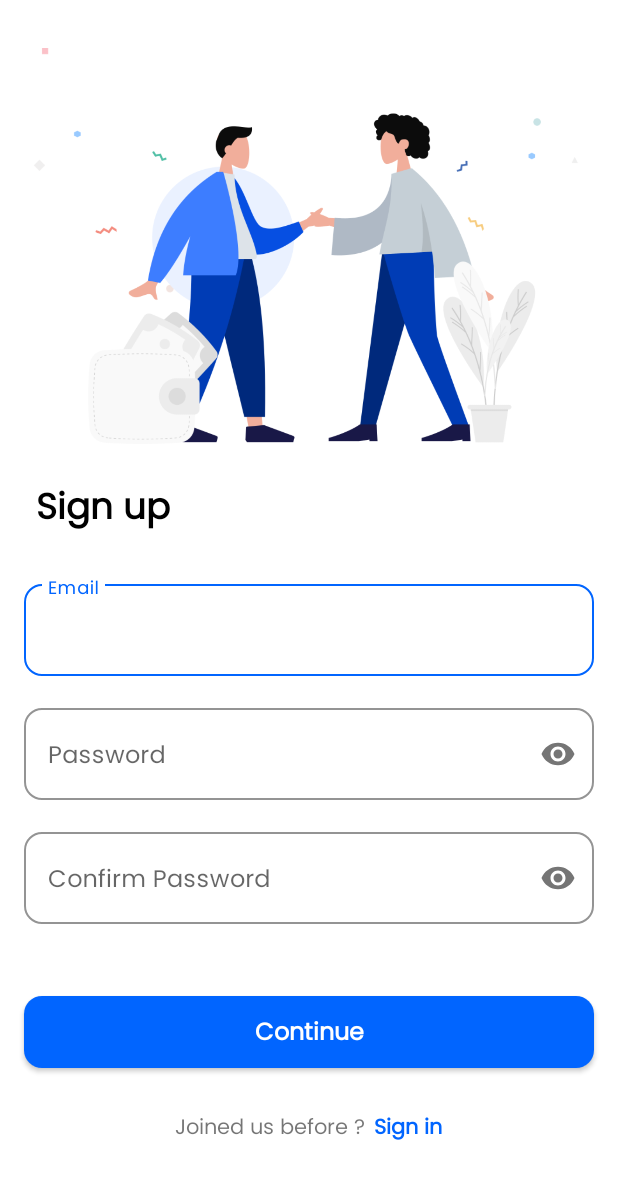
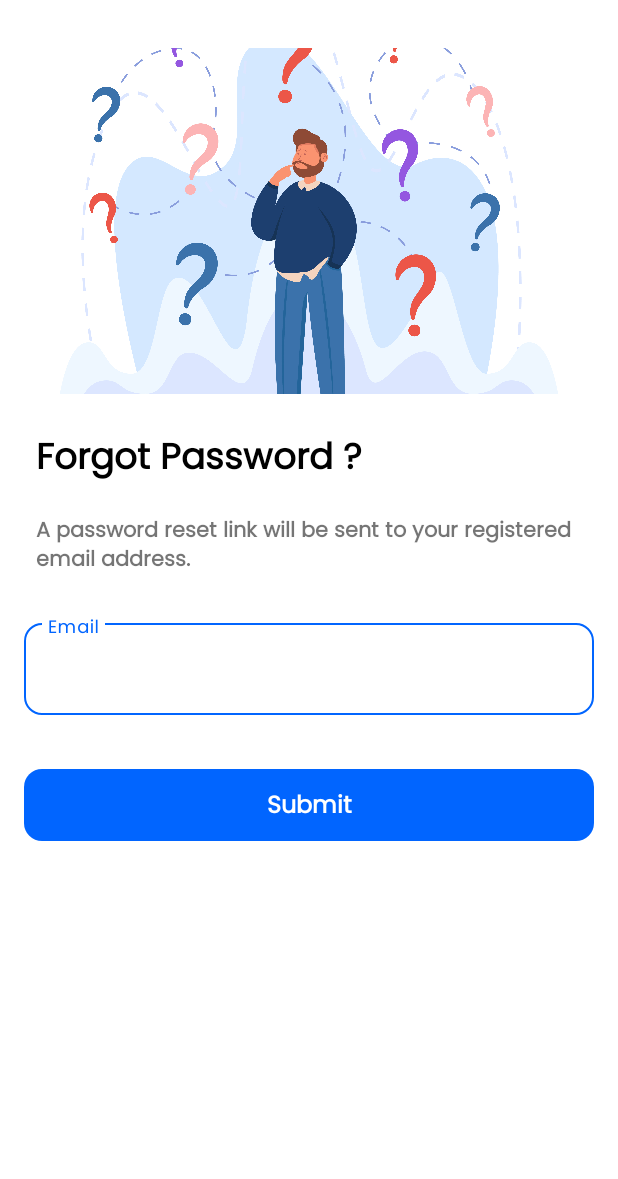
Before and after one commit to Vibeing/Vibeing, an Android app: the AuthenticationActivity screen opened directly, with no data from a screen before it, on a phone screen of 412 x 824 dp. Shown: the top 1179 px of the screen. Run offline under Robolectric (Android 15) with nearby library versions, the phone set to English and light mode, and no system bars.

Commit message:
signin and forgot password ui design

```diff
--- /dev/null
+++ b/app/src/main/java/com/example/vibeing/ui/authentication/ForgotPasswordFragment.kt
@@ -0,0 +1,35 @@
+package com.example.vibeing.ui.authentication
+
+import android.os.Build
+import android.os.Bundle
+import androidx.fragment.app.Fragment
+import android.view.LayoutInflater
+import android.view.View
+import android.view.ViewGroup
+import android.view.WindowInsets
+import com.example.vibeing.R
+import com.example.vibeing.databinding.FragmentForgotPasswordBinding
+
+
+class ForgotPasswordFragment : Fragment() {
+ private lateinit var binding: FragmentForgotPasswordBinding
+    override fun onCreateView(inflater: LayoutInflater, container: ViewGroup?, savedInstanceState: Bundle?): View? {
+        binding= FragmentForgotPasswordBinding.inflate(inflater)
+        focusScreen()
+        initAll()
+        return binding.root
+    }
+    private fun focusScreen() {
+        binding.root.setOnApplyWindowInsetsListener { _, windowInsets ->
+            if (Build.VERSION.SDK_INT >= Build.VERSION_CODES.R) {
+                val imeHeight = windowInsets.getInsets(WindowInsets.Type.ime()).bottom
+                binding.root.setPadding(0, 0, 0, imeHeight)
+            }
+            windowInsets
+        }
+    }
+
+    private fun initAll() {
+
+    }
+}
--- /dev/null
+++ b/app/src/main/res/layout/fragment_forgot_password.xml
@@ -0,0 +1,121 @@
+<?xml version="1.0" encoding="utf-8"?>
+<androidx.constraintlayout.widget.ConstraintLayout xmlns:android="http://schemas.android.com/apk/res/android"
+    xmlns:app="http://schemas.android.com/apk/res-auto"
+    xmlns:tools="http://schemas.android.com/tools"
+    android:layout_width="match_parent"
+    android:layout_height="match_parent"
+    tools:context=".ui.authentication.ForgotPasswordFragment">
+
+    <ScrollView
+        android:id="@+id/forgotPasswordScrollView"
+        android:layout_width="0dp"
+        android:layout_height="0dp"
+        android:fillViewport="true"
+        android:scrollbars="none"
+        app:layout_constraintBottom_toBottomOf="parent"
+        app:layout_constraintEnd_toEndOf="parent"
+        app:layout_constraintStart_toStartOf="parent"
+        app:layout_constraintTop_toTopOf="parent">
+
+        <androidx.constraintlayout.widget.ConstraintLayout
+            android:layout_width="match_parent"
+            android:layout_height="wrap_content">
+
+            <TextView
+                android:id="@+id/recoveryEmailTxt"
+                android:layout_width="0dp"
+                android:layout_height="wrap_content"
+                android:layout_marginStart="24dp"
+                android:layout_marginTop="16dp"
+                android:layout_marginEnd="24dp"
+                android:text="@string/a_password_reset_link_will_be_sent_to_your_registered_email_address"
+                android:textStyle="bold"
+                app:layout_constraintEnd_toEndOf="parent"
+                app:layout_constraintStart_toStartOf="parent"
+                app:layout_constraintTop_toBottomOf="@+id/forgotPasswordTxt" />
+
+            <ImageView
+                android:id="@+id/forgotPasswordImg"
+                android:layout_width="0dp"
+                android:layout_height="0dp"
+                android:layout_marginHorizontal="16dp"
+                android:layout_marginTop="32dp"
+                android:contentDescription="@string/sign_in"
+                android:scaleType="centerCrop"
+                android:src="@drawable/forgot_password_img"
+                app:layout_constraintEnd_toEndOf="parent"
+                app:layout_constraintHeight_default="percent"
+                app:layout_constraintHeight_percent=".28"
+                app:layout_constraintStart_toStartOf="parent"
+                app:layout_constraintTop_toTopOf="parent" />
+
+
+            <TextView
+                android:id="@+id/forgotPasswordTxt"
+                android:layout_width="wrap_content"
+                android:layout_height="wrap_content"
+                android:layout_marginStart="24dp"
+                android:layout_marginTop="24dp"
+                android:fontFamily="@font/poppins_bold"
+                android:text="@string/forgot_password_txt"
+                android:textColor="@color/black"
+                android:textSize="24sp"
+                android:textStyle="bold"
+                app:layout_constraintStart_toStartOf="parent"
+                app:layout_constraintTop_toBottomOf="@+id/forgotPasswordImg" />
+
+
+            <com.google.android.material.textfield.TextInputLayout
+                android:id="@+id/emailContainer"
+                style="@style/Widget.MaterialComponents.TextInputLayout.OutlinedBox"
+                android:layout_width="match_parent"
+                android:layout_height="wrap_content"
+                android:layout_marginStart="16dp"
+                android:layout_marginTop="24dp"
+                android:layout_marginEnd="16dp"
+                android:autofillHints="emailAddress"
+                android:hint="@string/email"
+                app:boxCornerRadiusBottomEnd="12dp"
+                app:boxCornerRadiusBottomStart="12dp"
+                app:boxCornerRadiusTopEnd="12dp"
+                app:boxCornerRadiusTopStart="12dp"
+                app:boxStrokeColor="@color/blue"
+                app:boxStrokeWidth="1dp"
+                app:boxStrokeWidthFocused="1.5dp"
+                app:hintTextColor="@color/blue"
+                app:layout_constraintEnd_toEndOf="parent"
+                app:layout_constraintStart_toStartOf="parent"
+                app:layout_constraintTop_toBottomOf="@+id/recoveryEmailTxt">
+
+                <com.google.android.material.textfield.TextInputEditText
+                    android:id="@+id/emailEdit"
+                    android:layout_width="match_parent"
+                    android:layout_height="wrap_content"
+                    android:inputType="textEmailAddress"
+                    android:textCursorDrawable="@drawable/cursor_drawable" />
+            </com.google.android.material.textfield.TextInputLayout>
+
+            <androidx.appcompat.widget.AppCompatButton
+                android:id="@+id/submitBtn"
+                android:layout_width="0dp"
+                android:layout_height="wrap_content"
+                android:layout_marginStart="16dp"
+                android:layout_marginTop="36dp"
+                android:layout_marginEnd="16dp"
+                android:background="@drawable/background_white_12"
+                android:backgroundTint="@color/blue"
+                android:includeFontPadding="false"
+                android:text="@string/submit"
+                android:textAllCaps="false"
+                android:textColor="@color/white"
+                android:textSize="16sp"
+                android:textStyle="bold"
+                app:layout_constraintEnd_toEndOf="parent"
+                app:layout_constraintHorizontal_bias="0.0"
+                app:layout_constraintStart_toStartOf="parent"
+                app:layout_constraintTop_toBottomOf="@+id/emailContainer" />
+
+        </androidx.constraintlayout.widget.ConstraintLayout>
+    </ScrollView>
+
+</androidx.constraintlayout.widget.ConstraintLayout>
--- a/app/src/main/res/layout/fragment_signup.xml
+++ b/app/src/main/res/layout/fragment_signup.xml
@@ -4,11 +4,10 @@
     xmlns:tools="http://schemas.android.com/tools"
     android:layout_width="match_parent"
     android:layout_height="match_parent"
-    android:fitsSystemWindows="true"
     tools:context=".ui.authentication.SignupFragment">
 
     <ScrollView
-        android:id="@+id/scrollView2"
+        android:id="@+id/signupScrollView"
         android:layout_width="0dp"
         android:layout_height="0dp"
         android:fillViewport="true"
--- a/app/src/main/res/navigation/authentication_navigation.xml
+++ b/app/src/main/res/navigation/authentication_navigation.xml
@@ -3,11 +3,21 @@
     xmlns:app="http://schemas.android.com/apk/res-auto"
     xmlns:tools="http://schemas.android.com/tools"
     android:id="@+id/authentication_navigation"
-    app:startDestination="@id/signupFragment">
+    app:startDestination="@id/forgotPasswordFragment">
 
     <fragment
         android:id="@+id/signupFragment"
         android:name="com.example.vibeing.ui.authentication.SignupFragment"
         android:label="fragment_signup"
         tools:layout="@layout/fragment_signup" />
+    <fragment
+        android:id="@+id/signinFragment"
+        android:name="com.example.vibeing.ui.authentication.SigninFragment"
+        android:label="fragment_signin"
+        tools:layout="@layout/fragment_signin" />
+    <fragment
+        android:id="@+id/forgotPasswordFragment"
+        android:name="com.example.vibeing.ui.authentication.ForgotPasswordFragment"
+        android:label="fragment_forgot_password"
+        tools:layout="@layout/fragment_forgot_password" />
 </navigation>
--- a/app/src/main/res/values/strings.xml
+++ b/app/src/main/res/values/strings.xml
@@ -12,4 +12,9 @@
     <string name="full_name">Full Name</string>
     <string name="d_o_b">D.O.B</string>
     <string name="gender">Gender</string>
+    <string name="new_to_vibeing">New to Vibeing ?</string>
+    <string name="forgot_password"><u>Forgot Password?</u></string>
+    <string name="forgot_password_txt">Forgot Password ?</string>
+    <string name="submit">Submit</string>
+    <string name="a_password_reset_link_will_be_sent_to_your_registered_email_address">A password reset link will be sent to your registered email address.</string>
 </resources>
```
Also changed, not shown: app/src/main/java/com/example/vibeing/ui/authentication/SigninFragment.kt (added, +39 -0 lines), app/src/main/res/layout/fragment_signin.xml (added, +180 -0 lines).
